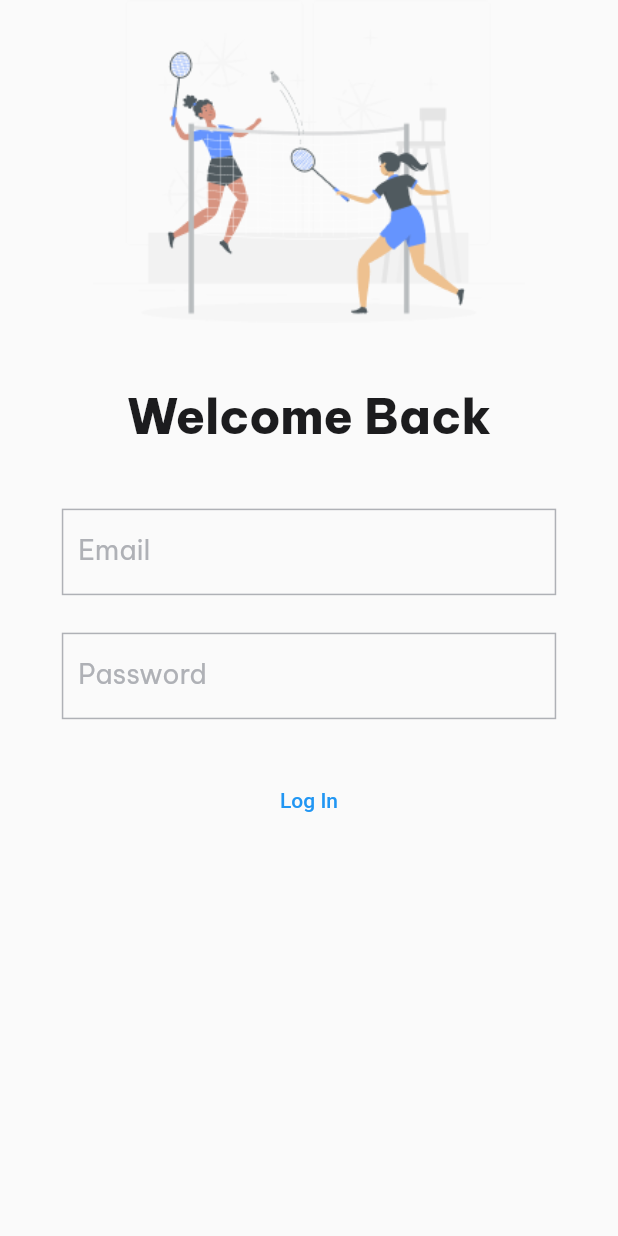
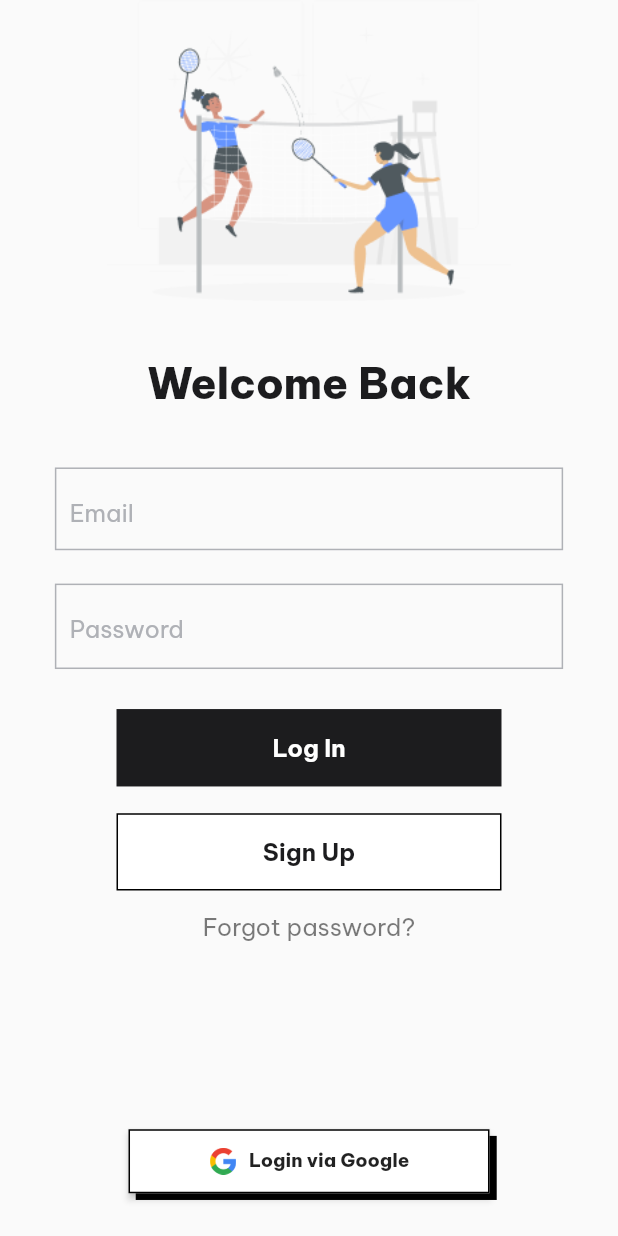
Before and after one commit to khangkontum/Birdify, a Flutter app: the LoginScreen screen opened directly, on a phone screen of 412 x 824 dp. Run offline on Flutter 3.47's test engine with Material 2 defaults, Android fonts, the phone set to English and light mode, and no system bars; drawn by our look-alikes of auto_size_text; our stand-ins replace auto_route, bloc, equatable, firebase_auth, firebase_core, flutter_bloc and 2 more; missing offline and left inert: flow_builder; accounts and stored records are empty.

Commit message:
[ADD] Finish UI Login Screen, refactor widget ratio

```diff
--- a/lib/main.dart
+++ b/lib/main.dart
@@ -2,6 +2,7 @@ import 'package:firebase_core/firebase_core.dart';
 import 'package:flow_builder/flow_builder.dart';
 import 'package:flutter/material.dart';
 import 'package:flutter_bloc/flutter_bloc.dart';
+import 'package:flutter_screenutil/flutter_screenutil.dart';
 import 'package:mobile_final/bloc_observer.dart';
 import 'package:mobile_final/data/repositories/auth_repository.dart';
 import 'package:mobile_final/logic/auth_bloc/auth_bloc.dart';
@@ -27,12 +28,17 @@ class MyApp extends StatelessWidget {
   // This widget is the root of your application.
   @override
   Widget build(BuildContext context) {
+    return ScreenUtilInit(
+        designSize: const Size(428, 926),
+        minTextAdapt: true,
+        builder: (context, child) {
           return RepositoryProvider.value(
               value: authRepository,
               child: BlocProvider(
                 create: (_) => AuthBloc(authRepository),
                 child: const AppView(),
               ));
+        });
   }
 }
 
--- /dev/null
+++ b/lib/presentation/common/birdify_button.dart
@@ -0,0 +1,48 @@
+import 'package:flutter/material.dart';
+import 'package:flutter_screenutil/flutter_screenutil.dart';
+
+/// Use this button for notion like style.
+class BirdifyButton extends StatelessWidget {
+  const BirdifyButton({
+    Key? key,
+    required this.child,
+    required this.onClick,
+    required this.height,
+    required this.width,
+  }) : super(key: key);
+
+  final Widget child;
+  final double height;
+  final double width;
+  final Function onClick;
+
+  @override
+  Widget build(BuildContext context) {
+    return Container(
+      margin: EdgeInsets.all(10.h),
+      height: height,
+      width: width,
+      decoration: BoxDecoration(
+        boxShadow: [
+          BoxShadow(
+            color: Colors.black,
+            offset: Offset(5.w, 5.h),
+          ),
+        ],
+      ),
+      child: ElevatedButton(
+        style: ElevatedButton.styleFrom(
+          primary: Colors.white,
+          onPrimary: Colors.black,
+          shape: const RoundedRectangleBorder(
+              borderRadius: BorderRadius.all(Radius.zero),
+              side: BorderSide(color: Colors.black)),
+          // padding: EdgeInsets.all(10.0.w),
+          shadowColor: Colors.black,
+        ),
+        onPressed: () {},
+        child: child,
+      ),
+    );
+  }
+}
--- a/lib/presentation/screens/login_screen.dart
+++ b/lib/presentation/screens/login_screen.dart
@@ -3,7 +3,9 @@ import 'package:flutter/material.dart';
 import 'package:flutter_bloc/flutter_bloc.dart';
 import 'package:mobile_final/data/repositories/auth_repository.dart';
 import 'package:mobile_final/logic/login_cubit/login_cubit.dart';
-import 'package:mobile_final/presentation/style/custom/input_box_decoration.dart';
+import 'package:mobile_final/presentation/common/birdify_button.dart';
+import 'package:mobile_final/presentation/common/input_box_decoration.dart';
+import 'package:flutter_screenutil/flutter_screenutil.dart';
 
 class LoginScreen extends StatelessWidget {
   const LoginScreen({Key? key}) : super(key: key);
@@ -12,42 +14,45 @@ class LoginScreen extends StatelessWidget {
 
   @override
   Widget build(BuildContext context) {
-    Size sized = MediaQuery.of(context).size;
     return Scaffold(
-        body: SingleChildScrollView(
-      child: Center(
+        resizeToAvoidBottomInset: false,
+        body: CustomScrollView(slivers: [
+          SliverFillRemaining(
             child: Column(
+              crossAxisAlignment: CrossAxisAlignment.center,
               children: [
                 Image.asset(
                   'assets/login-badminton.png',
-              width: sized.width * .7,
+                  width: 303.w,
+                  height: 225.77.h,
                 ),
-            const SizedBox(height: 42),
+                SizedBox(height: 42.h),
                 AutoSizeText(
                   "Welcome Back",
                   style: Theme.of(context).textTheme.headline1,
                 ),
-            const SizedBox(height: 42),
+                SizedBox(height: 42.h),
                 BlocProvider(
                   create: (context) => LoginCubit(
                     context.read<AuthRepository>(),
                   ),
-              child: LoginForm(sized: sized),
-            )
+                  child: const LoginForm(),
+                ),
+                SizedBox(height: 20.h),
+                const _SignupButton(),
+                const _ForgotPassword(),
+                const Spacer(),
+                const _LoginViaGoogle(),
+                SizedBox(height: 22.h)
               ],
             ),
-      ),
-    ));
+          )
+        ]));
   }
 }
 
 class LoginForm extends StatelessWidget {
-  const LoginForm({
-    Key? key,
-    required this.sized,
-  }) : super(key: key);
-
-  final Size sized;
+  const LoginForm({Key? key}) : super(key: key);
 
   @override
   Widget build(BuildContext context) {
@@ -60,10 +65,10 @@ class LoginForm extends StatelessWidget {
       child: Column(
         mainAxisAlignment: MainAxisAlignment.center,
         children: [
-          _EmailInput(sized: sized),
-          const SizedBox(height: 25),
-          _PasswordInput(sized: sized),
-          const SizedBox(height: 30),
+          const _EmailInput(),
+          SizedBox(height: 25.h),
+          const _PasswordInput(),
+          SizedBox(height: 30.h),
           const _LoginButton(),
         ],
       ),
@@ -72,15 +77,13 @@ class LoginForm extends StatelessWidget {
 }
 
 class _EmailInput extends StatelessWidget {
-  const _EmailInput({required this.sized, Key? key}) : super(key: key);
-
-  final Size sized;
+  const _EmailInput({Key? key}) : super(key: key);
 
   @override
   Widget build(BuildContext context) {
     return Container(
-      height: sized.height * 0.07,
-      width: sized.width * 0.8,
+      height: 62.h,
+      width: 352.w,
       decoration: inputBoxDecoration,
       child: BlocBuilder<LoginCubit, LoginState>(
         buildWhen: (previous, current) => previous.email != current.email,
@@ -97,15 +100,13 @@ class _EmailInput extends StatelessWidget {
 }
 
 class _PasswordInput extends StatelessWidget {
-  const _PasswordInput({Key? key, required this.sized}) : super(key: key);
-
-  final Size sized;
+  const _PasswordInput({Key? key}) : super(key: key);
 
   @override
   Widget build(BuildContext context) {
     return Container(
-      height: sized.height * 0.07,
-      width: sized.width * 0.8,
+      height: 64.h,
+      width: 352.w,
       decoration: inputBoxDecoration,
       child: BlocBuilder<LoginCubit, LoginState>(
         buildWhen: (previous, current) => previous.password != current.password,
@@ -128,10 +129,106 @@ class _LoginButton extends StatelessWidget {
   @override
   Widget build(BuildContext context) {
     return TextButton(
+      style: TextButton.styleFrom(
+        elevation: 0,
+        shape: const RoundedRectangleBorder(
+            borderRadius: BorderRadius.all(Radius.zero)),
+        primary: Colors.white,
+        backgroundColor: const Color(0xFF1C1C1E),
+        textStyle: Theme.of(context)
+            .textTheme
+            .bodyText1
+            ?.copyWith(fontWeight: FontWeight.bold),
+      ),
       onPressed: () async {
         await context.read<LoginCubit>().logInWithCredentials();
       },
+      child: Container(
+        alignment: Alignment.center,
+        width: 250.w,
+        height: 40.h,
         child: const AutoSizeText("Log In"),
+      ),
     );
   }
 }
+
+class _SignupButton extends StatelessWidget {
+  const _SignupButton({Key? key}) : super(key: key);
+
+  @override
+  Widget build(BuildContext context) {
+    return TextButton(
+      style: TextButton.styleFrom(
+        elevation: 0,
+        shape: const RoundedRectangleBorder(
+            side: BorderSide(width: 1),
+            borderRadius: BorderRadius.all(Radius.zero)),
+        primary: const Color(0xFF1C1C1E),
+        backgroundColor: Colors.white,
+        textStyle: Theme.of(context)
+            .textTheme
+            .bodyText1
+            ?.copyWith(fontWeight: FontWeight.bold),
+      ),
+      onPressed: () async {
+        // TODO: Implement Sign Up Feature
+      },
+      child: Container(
+        alignment: Alignment.center,
+        width: 250.w,
+        height: 40.h,
+        child: const AutoSizeText("Sign Up"),
+      ),
+    );
+  }
+}
+
+class _ForgotPassword extends StatelessWidget {
+  const _ForgotPassword({Key? key}) : super(key: key);
+
+  @override
+  Widget build(BuildContext context) {
+    return TextButton(
+      onPressed: () {},
+      child: Opacity(
+        opacity: .6,
+        child: AutoSizeText(
+          "Forgot password?",
+          style: Theme.of(context).textTheme.bodyText1,
+        ),
+      ),
+    );
+  }
+}
+
+class _LoginViaGoogle extends StatelessWidget {
+  const _LoginViaGoogle({Key? key}) : super(key: key);
+
+  @override
+  Widget build(BuildContext context) {
+    return BirdifyButton(
+      height: 48.h,
+      width: 250.w,
+      child: Row(
+        mainAxisAlignment: MainAxisAlignment.center,
+        children: [
+          Image.asset(
+            'assets/google_icon.png',
+            width: 20.w,
+            height: 20.h,
+          ),
+          SizedBox(width: 8.w),
+          AutoSizeText(
+            "Login via Google",
+            style: Theme.of(context)
+                .textTheme
+                .bodyText2
+                ?.copyWith(fontWeight: FontWeight.w800),
+          ),
+        ],
+      ),
+      onClick: () {},
+    );
+  }
+}
--- a/lib/presentation/style/text_theme.dart
+++ b/lib/presentation/style/text_theme.dart
@@ -1,19 +1,25 @@
 import 'package:flutter/material.dart';
 import 'package:google_fonts/google_fonts.dart';
+import 'package:flutter_screenutil/flutter_screenutil.dart';
 
 final textTheme = TextTheme(
   headline1: GoogleFonts.beVietnamPro(
     fontWeight: FontWeight.w800, // ExtraBold
-      fontSize: 32,
+    fontSize: 32.sp,
     color: const Color(0xFF1C1C1E),
   ),
   bodyText1: GoogleFonts.beVietnamPro(
     fontWeight: FontWeight.normal,
-      fontSize: 18,
-    ));
+    fontSize: 18.sp,
+  ),
+  bodyText2: GoogleFonts.beVietnamPro(
+    fontWeight: FontWeight.normal,
+    fontSize: 14.sp,
+  ),
+);
 
 final inputDecorationTheme = InputDecorationTheme(
-  contentPadding: const EdgeInsets.all(10),
+  contentPadding: EdgeInsets.all(10.h),
   border: InputBorder.none,
   hintStyle: textTheme.bodyText1?.copyWith(
     color: const Color(0xFFAFB1B6),
--- a/pubspec.yaml
+++ b/pubspec.yaml
@@ -46,6 +46,7 @@ dependencies:
   google_sign_in: ^5.4.1
   flow_builder: ^0.0.9
   bloc: ^8.1.0
+  flutter_screenutil: ^5.5.3+2
 
 dev_dependencies:
   flutter_test:
```
Also changed, not shown: assets/google_icon.png (added), assets/google_icon.webp (added), lib/presentation/common/input_box_decoration.dart (renamed from lib/presentation/style/custom/input_box_decoration.dart), pubspec.lock. Lines whose indentation alone changed are shown as unchanged.
